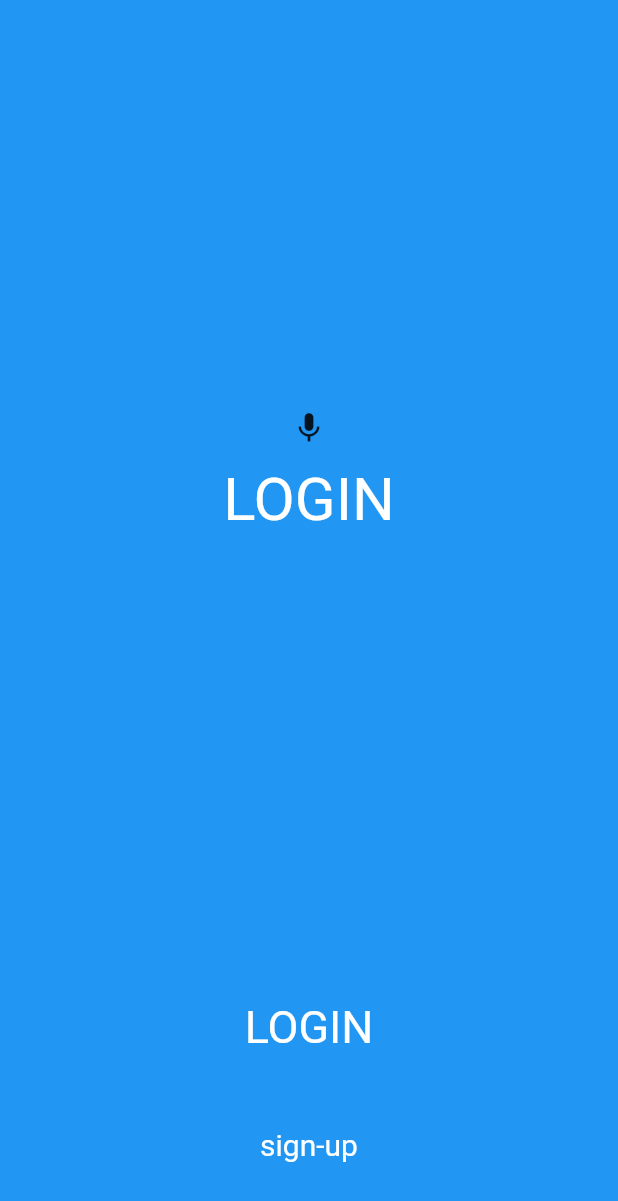
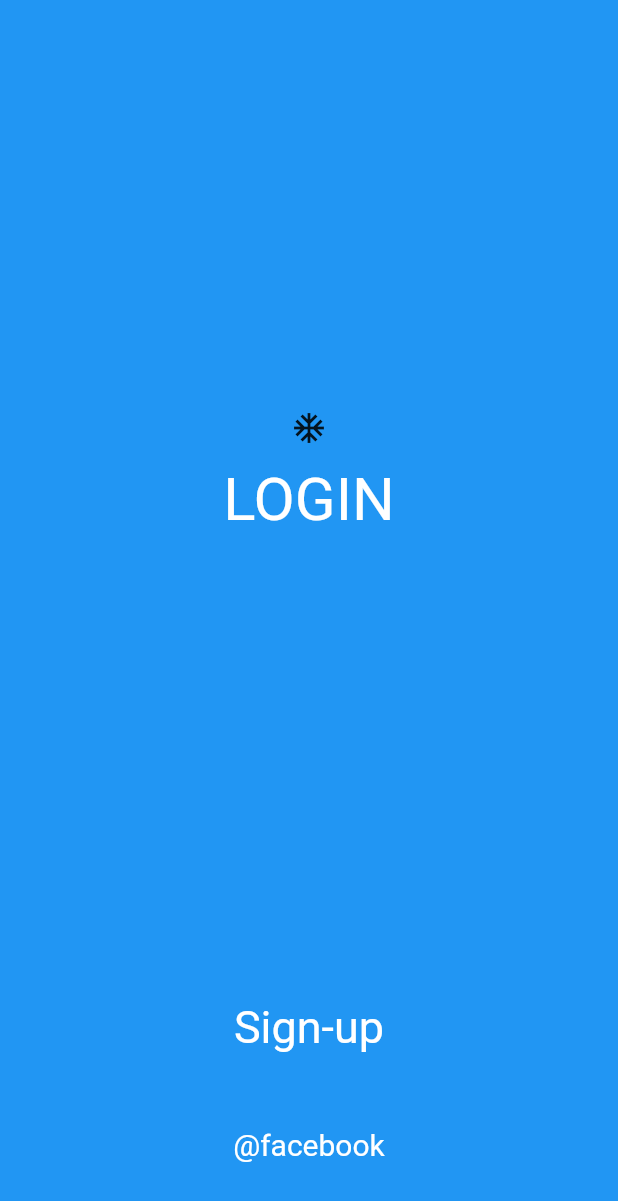
Before and after one commit to Irfadg/Facebook_demo_UI, a Flutter app: the screen it shows after launch, on a phone screen of 412 x 824 dp. Shown: the top 1201 px of the screen. Run offline on Flutter 3.47's test engine with Material 2 defaults, Android fonts, the phone set to English and light mode, and no system bars.

Commit message:
For Reuse

```diff
--- a/lib/main.dart
+++ b/lib/main.dart
@@ -40,7 +40,7 @@ class Loginpage extends StatelessWidget {
                 child: Column(
                   mainAxisAlignment: MainAxisAlignment.center,
                   children: [
-                    IconButton(onPressed: () {}, icon: Icon(Icons.mic)),
+                    IconButton(onPressed: () {}, icon: const Icon(Icons.ac_unit)),
                     const Text(
                       "LOGIN",
                       style: TextStyle(
@@ -59,11 +59,11 @@ class Loginpage extends StatelessWidget {
                   mainAxisAlignment: MainAxisAlignment.spaceEvenly,
                   children: const [
                     Text(
-                      "LOGIN",
+                      "Sign-up",
                       style: TextStyle(fontSize: 30, color: Colors.white),
                     ),
                     Text(
-                      "sign-up",
+                      "@facebook",
                       style: TextStyle(
                         fontSize: 20,
                         color: Colors.white,
```
